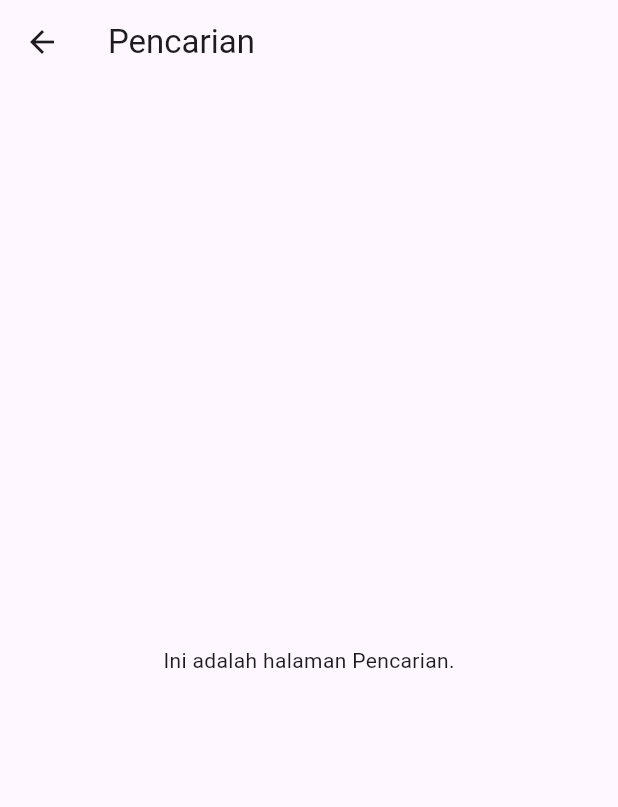
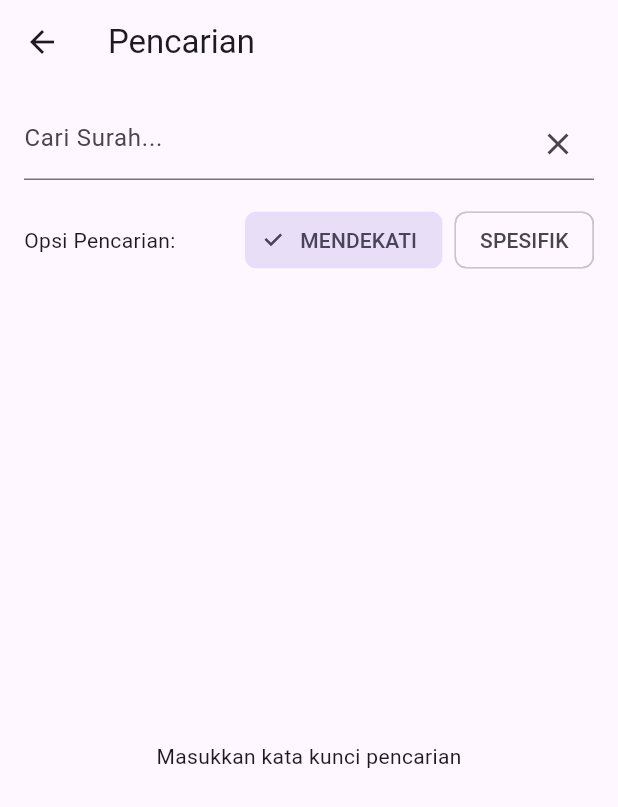
Before and after one commit to AndiIskandarsyah/uas_alquran, a Flutter app: the screen it shows after launch, after a tap on "PENCARIAN", on a phone screen of 412 x 824 dp. Shown: the top 807 px of the screen. Run offline on Flutter 3.47's test engine with Material 3 defaults, Android fonts, the phone set to English and light mode, and no system bars.

Commit message:
Pencarian Screen

```diff
--- a/lib/main.dart
+++ b/lib/main.dart
@@ -4,6 +4,8 @@ import 'screens/terakhir_baca.dart';
 import 'screens/pencarian.dart';
 import 'screens/jadwal_sholat.dart';
 import 'screens/pengaturan.dart';
+import 'dart:convert';
+import 'package:flutter/services.dart';
 
 void main() {
   runApp(const MyApp());
@@ -24,12 +26,33 @@ class MyApp extends StatelessWidget {
   }
 }
 
-class QuranHomePage extends StatelessWidget {
+class QuranHomePage extends StatefulWidget {
   const QuranHomePage({super.key});
 
   @override
+  State<QuranHomePage> createState() => _QuranHomePageState();
+}
+
+class _QuranHomePageState extends State<QuranHomePage> {
+  List<dynamic> daftarSurat = [];
+
+  @override
+  void initState() {
+    super.initState();
+    _loadSuratData();
+  }
+
+  Future<void> _loadSuratData() async {
+  final String response = await rootBundle.loadString('assets/Quran.json');
+  final data = json.decode(response);
+  setState(() {
+    daftarSurat = data;
+  });
+}
+
+
+  @override
   Widget build(BuildContext context) {
-    // Define the common button size
     double buttonWidth = 250;
     double buttonHeight = 50;
 
@@ -39,7 +62,7 @@ class QuranHomePage extends StatelessWidget {
           // Background Image
           Positioned.fill(
             child: Image.asset(
-              'assets/background.jpg', // Place your background image here
+              'assets/background.jpg', // Background image path
               fit: BoxFit.cover,
             ),
           ),
@@ -50,7 +73,7 @@ class QuranHomePage extends StatelessWidget {
               children: [
                 // Quran Icon with Text
                 Image.asset(
-                  'assets/quran.png', // Place your Qur'an image here
+                  'assets/quran.png', // Qur'an image path
                   height: 200,
                 ),
                 const SizedBox(height: 20),
@@ -62,7 +85,8 @@ class QuranHomePage extends StatelessWidget {
                     onPressed: () {
                       Navigator.push(
                         context,
-                        MaterialPageRoute(builder: (context) => const BacaQuranPage()),
+                        MaterialPageRoute(
+                            builder: (context) => const BacaQuranPage()),
                       );
                     },
                     child: const Text('BACA QUR\'AN'),
@@ -76,7 +100,8 @@ class QuranHomePage extends StatelessWidget {
                     onPressed: () {
                       Navigator.push(
                         context,
-                        MaterialPageRoute(builder: (context) => const TerakhirBacaPage()),
+                        MaterialPageRoute(
+                            builder: (context) => const TerakhirBacaPage()),
                       );
                     },
                     child: const Text('TERAKHIR BACA'),
@@ -90,7 +115,10 @@ class QuranHomePage extends StatelessWidget {
                     onPressed: () {
                       Navigator.push(
                         context,
-                        MaterialPageRoute(builder: (context) => const PencarianPage()),
+                        MaterialPageRoute(
+                          builder: (context) =>
+                              PencarianPage(daftarSurat: daftarSurat),
+                        ),
                       );
                     },
                     child: const Text('PENCARIAN'),
@@ -104,7 +132,8 @@ class QuranHomePage extends StatelessWidget {
                     onPressed: () {
                       Navigator.push(
                         context,
-                        MaterialPageRoute(builder: (context) => const JadwalSholatPage()),
+                        MaterialPageRoute(
+                            builder: (context) => const JadwalSholatPage()),
                       );
                     },
                     child: const Text('JADWAL SHOLAT'),
@@ -118,7 +147,8 @@ class QuranHomePage extends StatelessWidget {
                     onPressed: () {
                       Navigator.push(
                         context,
-                        MaterialPageRoute(builder: (context) => const PengaturanPage()),
+                        MaterialPageRoute(
+                            builder: (context) => const PengaturanPage()),
                       );
                     },
                     child: const Text('PENGATURAN'),
--- a/lib/screens/pencarian.dart
+++ b/lib/screens/pencarian.dart
@@ -1,16 +1,128 @@
 import 'package:flutter/material.dart';
 
-class PencarianPage extends StatelessWidget {
-  const PencarianPage({super.key});
+class PencarianPage extends StatefulWidget {
+  final List<dynamic> daftarSurat;
+
+  const PencarianPage({super.key, required this.daftarSurat});
+
+  @override
+  State<PencarianPage> createState() => _PencarianPageState();
+}
+
+class _PencarianPageState extends State<PencarianPage> {
+  String _searchTerm = '';
+  bool _isSpecificSearch = false;
 
   @override
   Widget build(BuildContext context) {
     return Scaffold(
       appBar: AppBar(
         title: const Text('Pencarian'),
+        leading: IconButton(
+          icon: const Icon(Icons.arrow_back),
+          onPressed: () => Navigator.of(context).pop(),
+        ),
       ),
-      body: const Center(
-        child: Text('Ini adalah halaman Pencarian.'),
+      body: Column(
+        children: <Widget>[
+          Padding(
+            padding: const EdgeInsets.all(16.0),
+            child: TextField(
+              onChanged: (text) {
+                setState(() {
+                  _searchTerm = text;
+                });
+              },
+              decoration: InputDecoration(
+                hintText: 'Cari Surah...',
+                suffixIcon: IconButton(
+                  icon: const Icon(Icons.close),
+                  onPressed: () {
+                    setState(() {
+                      _searchTerm = '';
+                    });
+                  },
+                ),
+              ),
+            ),
+          ),
+          Padding(
+            padding: const EdgeInsets.symmetric(horizontal: 16.0),
+            child: Row(
+              mainAxisAlignment: MainAxisAlignment.spaceBetween,
+              children: [
+                const Text('Opsi Pencarian:'),
+                Row(
+                  children: [
+                    ChoiceChip(
+                      label: const Text('MENDEKATI'),
+                      selected: !_isSpecificSearch,
+                      onSelected: (value) {
+                        setState(() {
+                          _isSpecificSearch = false;
+                        });
+                      },
+                    ),
+                    const SizedBox(width: 8.0),
+                    ChoiceChip(
+                      label: const Text('SPESIFIK'),
+                      selected: _isSpecificSearch,
+                      onSelected: (value) {
+                        setState(() {
+                          _isSpecificSearch = true;
+                        });
+                      },
+                    ),
+                  ],
+                ),
+              ],
+            ),
+          ),
+          if (_searchTerm.isNotEmpty)
+            _buildSearchResult()
+          else
+            const Expanded(
+              child: Center(
+                child: Text('Masukkan kata kunci pencarian'),
+              ),
+            ),
+        ],
+      ),
+    );
+  }
+
+  Widget _buildSearchResult() {
+    final searchResult = _searchTerm.toLowerCase();
+    final filteredSurat = widget.daftarSurat.where((surat) =>
+        surat['name'].toLowerCase().contains(searchResult) ||
+        surat['name_translations']['ar']
+            .toLowerCase()
+            .contains(searchResult) ||
+        surat['name_translations']['id']
+            .toLowerCase()
+            .contains(searchResult));
+
+    if (filteredSurat.isEmpty) {
+      return const Expanded(
+        child: Center(
+          child: Text('Surah tidak ditemukan'),
+        ),
+      );
+    }
+
+    return Expanded(
+      child: ListView.builder(
+        itemCount: filteredSurat.length,
+        itemBuilder: (context, index) {
+          final surat = filteredSurat.elementAt(index);
+          return ListTile(
+            title: Text(surat['name']),
+            onTap: () {
+              // Navigasi ke halaman detail surah
+              // ...
+            },
+          );
+        },
       ),
     );
   }
```
Also changed, not shown: lib/screens/baca_quran.dart (+13 -2 lines), pubspec.yaml (line endings or trailing spaces), 1 other file.
